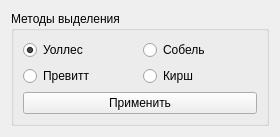
dive155/SmartImage, file edger.ui: the form before one commit.
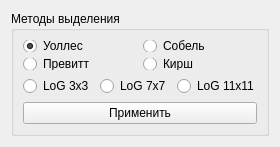
The form after the commit.

Commit message: Finished edger + added Gaussian blur

The edit to the form file:
```diff
--- a/edger.ui
+++ b/edger.ui
@@ -7,19 +7,19 @@
     <x>0</x>
     <y>0</y>
     <width>280</width>
-    <height>122</height>
+    <height>147</height>
    </rect>
   </property>
   <property name="minimumSize">
    <size>
     <width>280</width>
-    <height>0</height>
+    <height>147</height>
    </size>
   </property>
   <property name="maximumSize">
    <size>
     <width>280</width>
-    <height>16777215</height>
+    <height>147</height>
    </size>
   </property>
   <property name="windowTitle">
@@ -67,6 +67,31 @@
         </item>
        </layout>
       </item>
+      <item>
+       <layout class="QHBoxLayout" name="horizontalLayout">
+        <item>
+         <widget class="QRadioButton" name="but5">
+          <property name="text">
+           <string>LoG 3x3</string>
+          </property>
+         </widget>
+        </item>
+        <item>
+         <widget class="QRadioButton" name="but6">
+          <property name="text">
+           <string>LoG 7x7</string>
+          </property>
+         </widget>
+        </item>
+        <item>
+         <widget class="QRadioButton" name="but7">
+          <property name="text">
+           <string>LoG 11x11</string>
+          </property>
+         </widget>
+        </item>
+       </layout>
+      </item>
       <item>
        <widget class="QPushButton" name="filterButton">
         <property name="text">
```
The commit also changes 8 other files.
